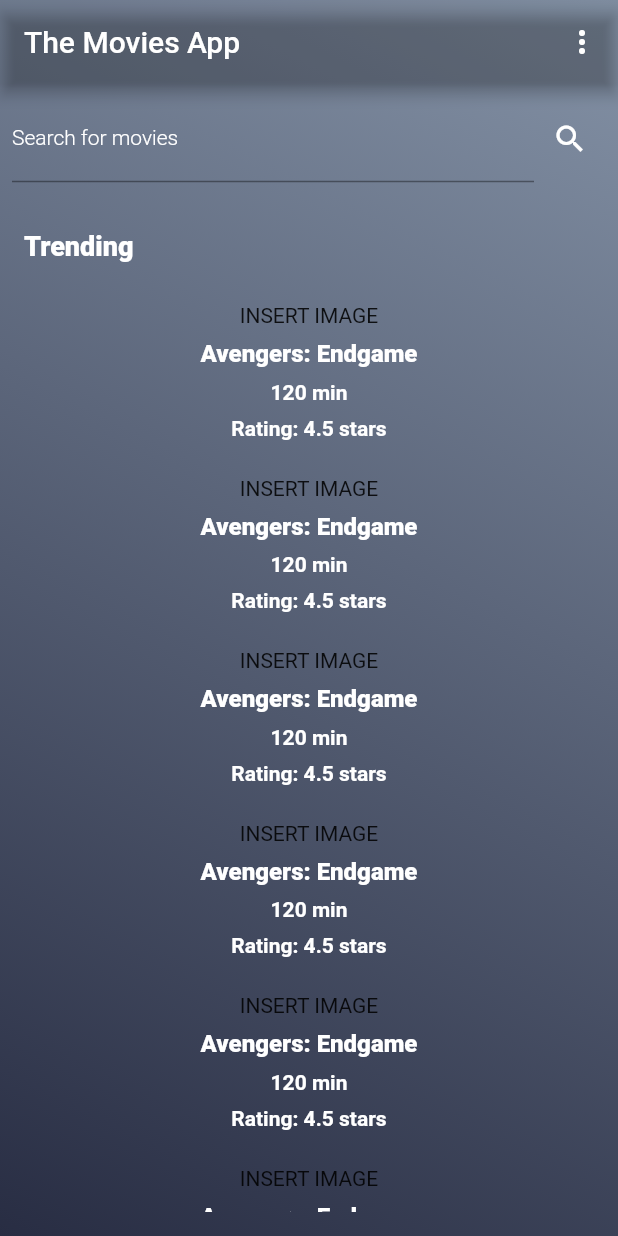
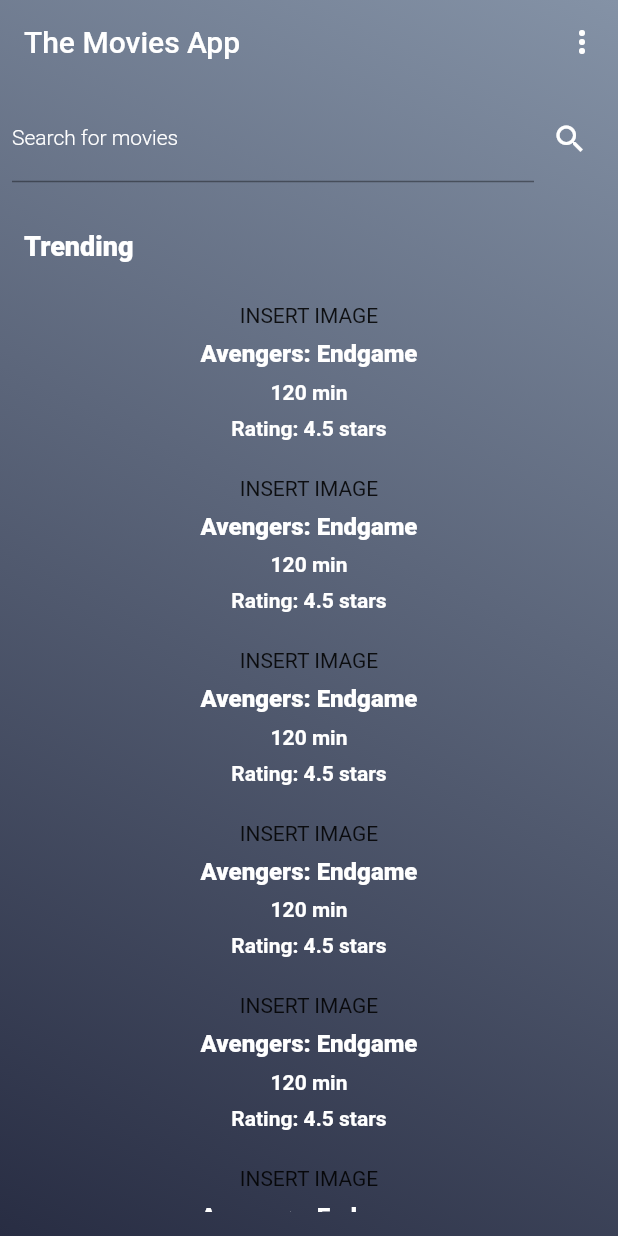
Before and after one commit to gu-tig169/grupp10, a Flutter app: the screen it shows after launch, on a phone screen of 412 x 824 dp. Run offline on Flutter 3.47's test engine with Material 2 defaults, Android fonts, the phone set to English and light mode, and no system bars; our stand-ins replace splashscreen.

```diff
--- a/lib/screens/main_page.dart
+++ b/lib/screens/main_page.dart
@@ -17,7 +17,7 @@ class _MyHomePageState extends State<MyHomePage> {
   Widget build(BuildContext context) {
     return Container(
       decoration: BoxDecoration(
-        gradient: LinearGradient( // Flyttade lineargradient hit.
+        gradient: LinearGradient(
           begin: Alignment.topRight,
           end: Alignment.bottomLeft,
           colors: [AppColors.primaryColor, AppColors.secondaryColor],
@@ -26,6 +26,7 @@ class _MyHomePageState extends State<MyHomePage> {
       child: Scaffold(
           backgroundColor: Colors.transparent,
           appBar: AppBar(
+            elevation: 0,
             backgroundColor: Colors.transparent,
             title: Text('The Movies App', textAlign: TextAlign.center),
             actions: <Widget>[
```
